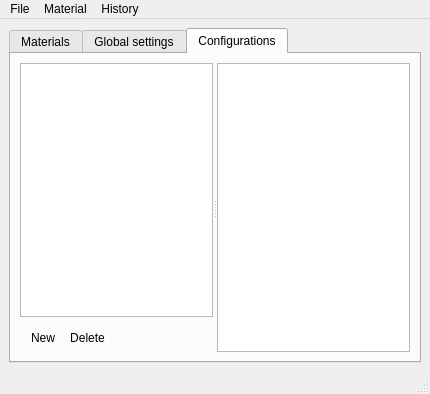
Before: the Qt Designer form source/shiny/Editor/mainwindow.ui in stuntrally/stuntrally, drawn with Qt 5.
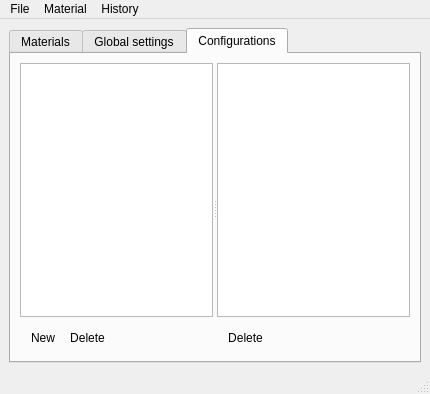
After: the same form once the commit is applied. Icons and pictures are not drawn.

Commit message: Configuration editor: inactive properties & deleting

```diff
--- a/source/shiny/Editor/mainwindow.ui
+++ b/source/shiny/Editor/mainwindow.ui
@@ -107,7 +107,24 @@
             </item>
            </layout>
           </widget>
-          <widget class="QTableView" name="configurationView"/>
+          <widget class="QWidget" name="layoutWidget">
+           <layout class="QVBoxLayout" name="verticalLayout_4">
+            <item>
+             <widget class="QTableView" name="configurationView"/>
+            </item>
+            <item>
+             <widget class="QToolBar" name="toolBar2_2">
+              <property name="iconSize">
+               <size>
+                <width>16</width>
+                <height>16</height>
+               </size>
+              </property>
+              <addaction name="actionDeleteConfigurationProperty"/>
+             </widget>
+            </item>
+           </layout>
+          </widget>
          </widget>
         </item>
        </layout>
@@ -253,6 +270,17 @@
     <string>Create a new configuration</string>
    </property>
   </action>
+  <action name="actionDeleteConfigurationProperty">
+   <property name="icon">
+    <iconset theme="edit-delete"/>
+   </property>
+   <property name="text">
+    <string>Delete</string>
+   </property>
+   <property name="toolTip">
+    <string>Delete property</string>
+   </property>
+  </action>
  </widget>
  <resources/>
  <connections/>
```
The commit also changes 6 other files.
